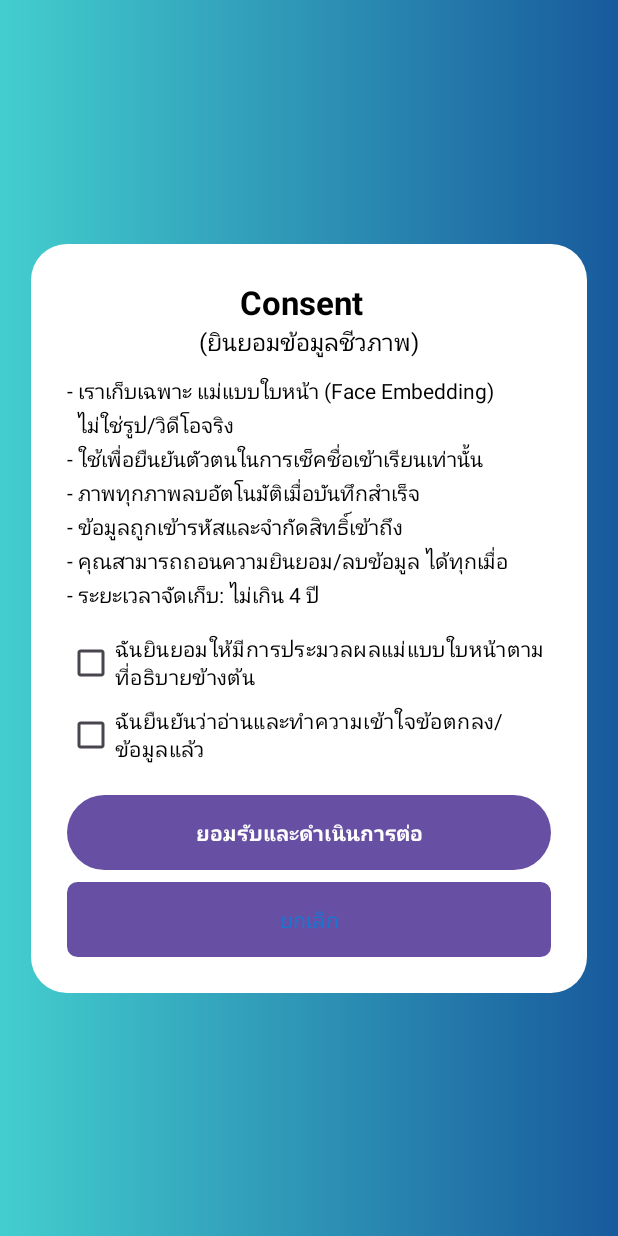
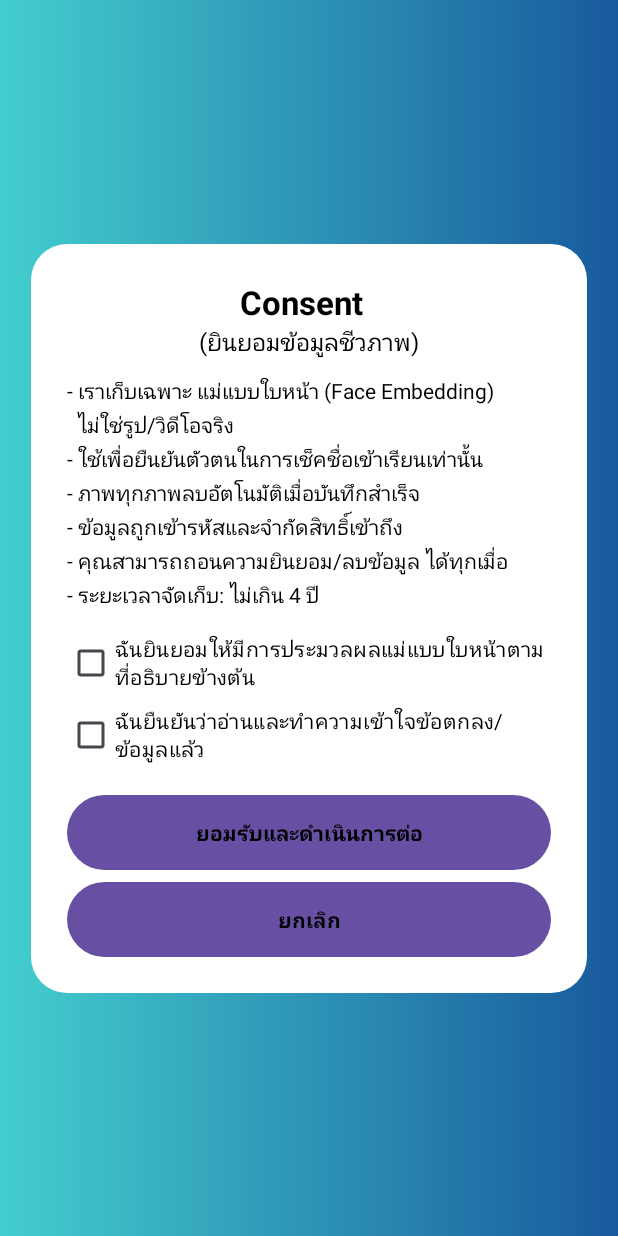
Before and after one commit to Mickeyyok/FacecheckApp, an Android app: the ConsentActivity screen opened directly, with no data from a screen before it, on a phone screen of 412 x 824 dp. Run offline under Robolectric (Android 15) with nearby library versions, the phone set to English and light mode, and no system bars.

Commit message:
แก้ไขขอความนิดหน่อย

```diff
--- a/app/src/main/res/layout/activity_consent.xml
+++ b/app/src/main/res/layout/activity_consent.xml
@@ -72,7 +72,7 @@
             android:layout_height="50dp"
             android:text="ยอมรับและดำเนินการต่อ"
             android:textStyle="bold"
-            android:textColor="@android:color/white"
+            android:textColor="@android:color/black"
             android:background="@drawable/btn_primary"
             android:layout_marginTop="16dp" />
 
@@ -81,8 +81,9 @@
             android:layout_width="match_parent"
             android:layout_height="50dp"
             android:text="ยกเลิก"
-            android:textColor="#1976D2"
-            android:background="@drawable/btn_cancel_bg"
+            android:textStyle="bold"
+            android:textColor="@android:color/black"
+            android:background="@drawable/btn_primary"
             android:layout_marginTop="8dp" />
 
 
--- a/app/src/main/res/layout/activity_login.xml
+++ b/app/src/main/res/layout/activity_login.xml
@@ -78,6 +78,7 @@
         android:layout_width="200dp"
         android:layout_height="wrap_content"
         android:background="@drawable/btn_login_bg"
+        android:textStyle="bold"
         android:text="ย้อนกลับ"
         android:layout_marginTop="20dp"
         android:textColor="@android:color/black" />
--- a/app/src/main/res/layout/activity_main.xml
+++ b/app/src/main/res/layout/activity_main.xml
@@ -32,6 +32,7 @@
         android:layout_width="200dp"
         android:layout_height="wrap_content"
         android:background="@drawable/btn_login_bg"
+        android:textStyle="bold"
         android:text="เข้าสู่ระบบ"
         android:textColor="@android:color/black" />
 
@@ -41,6 +42,7 @@
         android:layout_width="200dp"
         android:layout_height="wrap_content"
         android:background="@drawable/btn_login_bg"
+        android:textStyle="bold"
         android:layout_marginTop="16dp"
         android:textColor="@android:color/black" />
 
--- a/app/src/main/res/layout/activity_register.xml
+++ b/app/src/main/res/layout/activity_register.xml
@@ -128,6 +128,7 @@
             android:layout_height="wrap_content"
             android:layout_marginTop="20dp"
             android:background="@drawable/btn_login_bg"
+            android:textStyle="bold"
             android:text="ย้อนกลับ"
             android:textColor="@android:color/black" />
 
```
